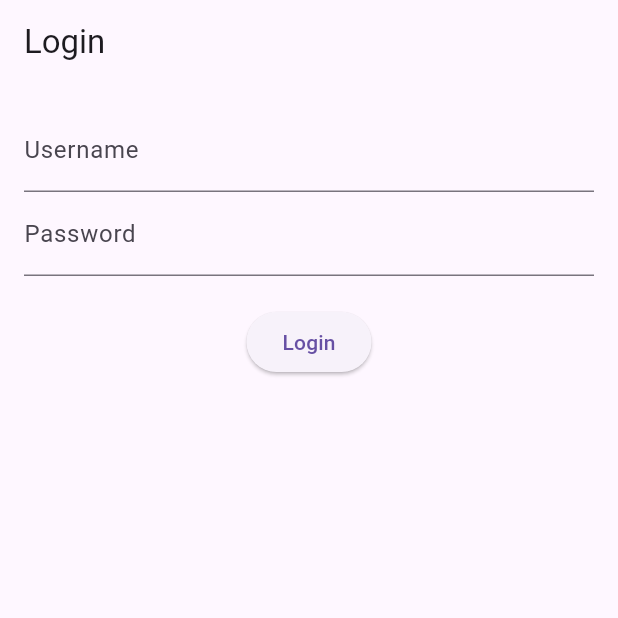
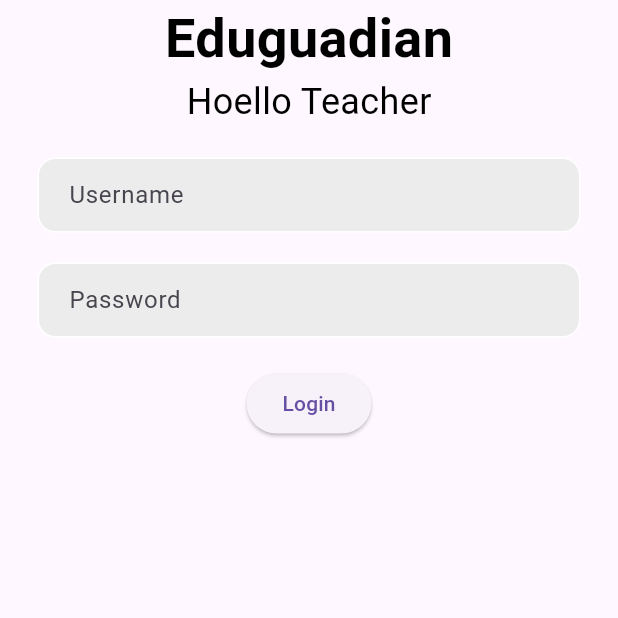
Before and after one commit to chanon14038/MobileApp_Project, a Flutter app: the screen it shows after launch, on a phone screen of 412 x 824 dp, the top half of it. Run offline on Flutter 3.47's test engine with Material 3 defaults, Android fonts, the phone set to English and light mode, and no system bars; our stand-ins replace dio, flutter_bloc, flutter_secure_storage.

Commit message:
fix login page

```diff
--- a/EduGuardian/frontend/app/lib/models/student_list.dart
+++ b/EduGuardian/frontend/app/lib/models/student_list.dart
@@ -2,7 +2,7 @@ class Student {
   String? classroom;
   String? firstName;
   String? advisor;
-  String? classroomId;
+  int? classroomId;
   String? studentId;
   String? lastName;
   int? advisorId;
--- a/EduGuardian/frontend/app/lib/pages/login/login_page.dart
+++ b/EduGuardian/frontend/app/lib/pages/login/login_page.dart
@@ -9,8 +9,28 @@ class LoginPage extends StatelessWidget {
   @override
   Widget build(BuildContext context) {
     return Scaffold(
-      appBar: AppBar(title: Text('Login')),
-      body: BlocListener<AuthBloc, AuthState>(
+      body: SafeArea(
+        child: Center(
+          child: Column(
+            children: [
+              const Text(
+                'Eduguadian',
+                style: TextStyle(
+                  fontSize: 36,
+                  fontWeight: FontWeight.bold,
+                  color: Colors.black,
+                ),
+              ),
+              const Text(
+                'Hoello Teacher',
+                style: TextStyle(
+                  fontSize: 24,
+                  fontWeight: FontWeight.normal,
+                  color: Colors.black,
+                ),
+              ),
+              SizedBox(height: 20,),
+              BlocListener<AuthBloc, AuthState>(
                 listener: (context, state) {
                   if (state is AuthSuccess) {
                     // ถ้า login สำเร็จ ไปหน้าหลัก
@@ -22,20 +42,56 @@ class LoginPage extends StatelessWidget {
                     );
                   }
                 },
-        child: Padding(
-          padding: const EdgeInsets.all(16.0),
+                child: Center(
                   child: Column(
                     children: [
-              TextField(
+                      // Username
+                      Padding(
+                        padding: const EdgeInsets.symmetric(horizontal: 25),
+                        child: Container(
+                          decoration: BoxDecoration(
+                            color: Color.fromARGB(255, 236, 236, 236),
+                            border: Border.all(color: Colors.white),
+                            borderRadius: BorderRadius.circular(12),
+                          ),
+                          child: Padding(
+                            padding: const EdgeInsets.only(left: 20),
+                            child: TextField(
                               controller: _usernameController,
-                decoration: InputDecoration(labelText: 'Username'),
+                              decoration: InputDecoration(
+                                border: InputBorder.none,
+                                hintText: 'Username',
                               ),
-              TextField(
-                controller: _passwordController,
-                decoration: InputDecoration(labelText: 'Password'),
-                obscureText: true,
+                            ),
+                          ),
+                        ),
                       ),
                       SizedBox(height: 20),
+
+                      // Password
+                      Padding(
+                        padding: const EdgeInsets.symmetric(horizontal: 25),
+                        child: Container(
+                          decoration: BoxDecoration(
+                            color: Color.fromARGB(255, 236, 236, 236),
+                            border: Border.all(color: Colors.white),
+                            borderRadius: BorderRadius.circular(12),
+                          ),
+                          child: Padding(
+                            padding: const EdgeInsets.only(left: 20),
+                            child: TextField(
+                              controller: _passwordController,
+                              decoration: InputDecoration(
+                                border: InputBorder.none,
+                                hintText: 'Password',
+                              ),
+                            ),
+                          ),
+                        ),
+                      ),
+                      SizedBox(height: 20),
+
+                      // Login Button with BlocBuilder
                       BlocBuilder<AuthBloc, AuthState>(
                         builder: (context, state) {
                           if (state is AuthLoading) {
@@ -56,6 +112,12 @@ class LoginPage extends StatelessWidget {
                         },
                       ),
                     ],
+
+
+                  ),
+                ),
+              ),
+            ],
           ),
         ),
       ),
```
Lines whose indentation alone changed are shown as unchanged.
